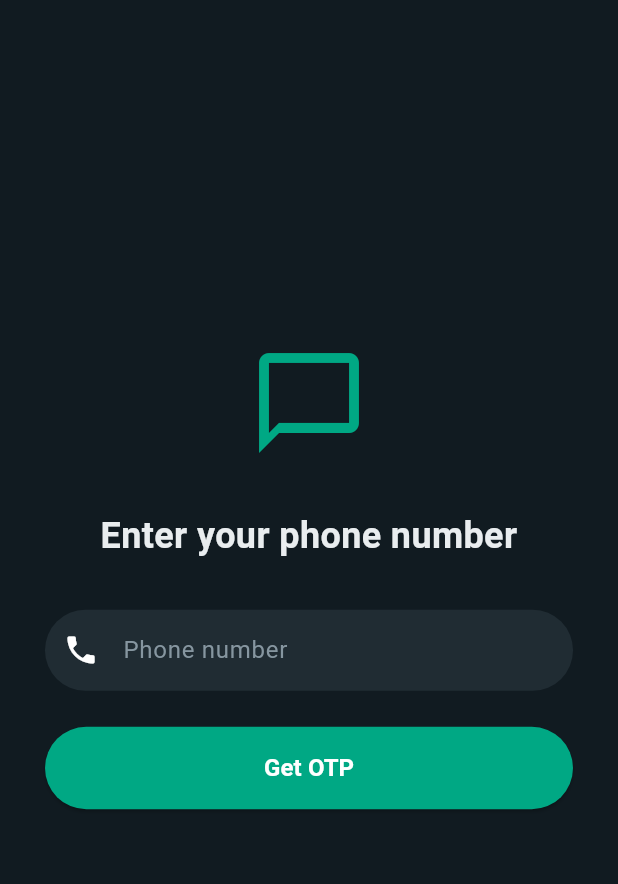
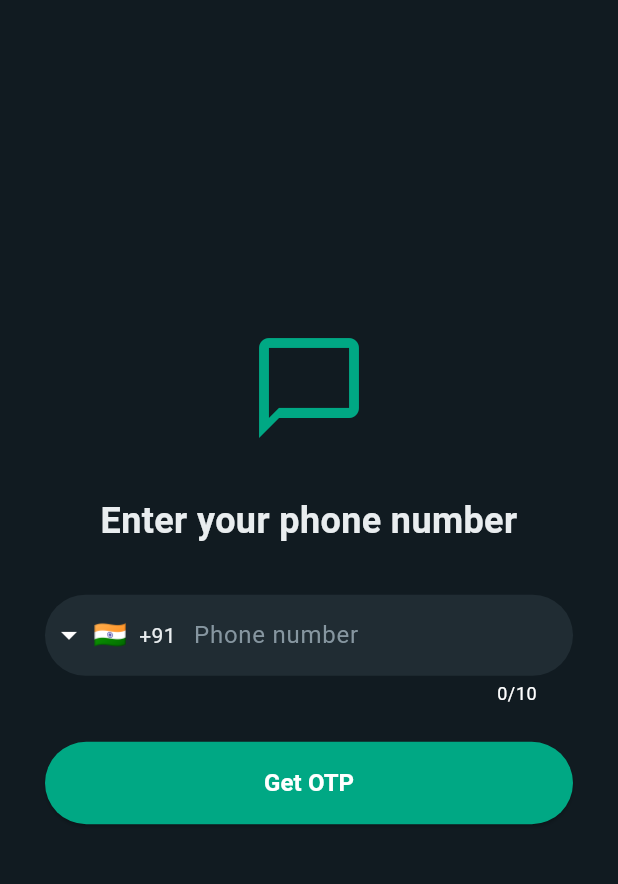
Before and after one commit to dhandabanii/mychat, a Flutter app: the screen it shows after launch, on a phone screen of 412 x 824 dp, the part 84-968 px from its top. Run offline on Flutter 3.47's test engine with Material 3 defaults, Android fonts, the phone set to English and light mode, and no system bars; drawn by our look-alikes of intl_phone_field; our stand-ins replace firebase_auth, firebase_core; accounts and stored records are empty; statements that could not run were skipped.

Commit message:
feat: Add IntlPhoneField for country code selection and validation

```diff
--- a/frontend/lib/screens/auth/login_screen.dart
+++ b/frontend/lib/screens/auth/login_screen.dart
@@ -2,6 +2,7 @@ import 'dart:convert';
 import 'package:http/http.dart' as http;
 import 'package:flutter/material.dart';
 import 'package:firebase_auth/firebase_auth.dart';
+import 'package:intl_phone_field/intl_phone_field.dart';
 import '../home/chat_list_screen.dart';
 
 class LoginScreen extends StatefulWidget {
@@ -20,6 +21,7 @@ class _LoginScreenState extends State<LoginScreen> {
   final TextEditingController _otpController = TextEditingController();
   final TextEditingController _userPasswordController = TextEditingController();
 
+  String completePhoneNumber = '';
   ConfirmationResult? _confirmationResult;
 
   Future<void> _login() async {
@@ -31,11 +33,11 @@ class _LoginScreenState extends State<LoginScreen> {
       }
     } else {
       if (loginStep == 1) {
-        if (_phoneController.text.isNotEmpty) {
+        if (completePhoneNumber.isNotEmpty) {
           try {
-            // Firebase Phone Auth for Web
+            // Firebase Phone Auth for Web requires the full international number
             _confirmationResult = await FirebaseAuth.instance.signInWithPhoneNumber(
-              _phoneController.text,
+              completePhoneNumber,
             );
             setState(() => loginStep = 2);
             ScaffoldMessenger.of(context).showSnackBar(const SnackBar(content: Text('Real OTP SMS sent!')));
@@ -57,7 +59,7 @@ class _LoginScreenState extends State<LoginScreen> {
         if (_userPasswordController.text.isNotEmpty) {
           try {
             final String backendUrl = 'https://mychat-vq7q.onrender.com';
-            final String phone = _phoneController.text;
+            final String phone = completePhoneNumber;
             final String password = _userPasswordController.text;
 
             // Try to Register
@@ -156,10 +158,16 @@ class _LoginScreenState extends State<LoginScreen> {
                     ),
                   ] else ...[
                     if (loginStep == 1)
-                      TextField(
+                      IntlPhoneField(
                         controller: _phoneController,
-                        keyboardType: TextInputType.phone,
-                        decoration: const InputDecoration(hintText: 'Phone number', prefixIcon: Icon(Icons.phone)),
+                        decoration: const InputDecoration(
+                          hintText: 'Phone number',
+                          prefixIcon: Icon(Icons.phone),
+                        ),
+                        initialCountryCode: 'IN', // Default to India
+                        onChanged: (phone) {
+                          completePhoneNumber = phone.completeNumber;
+                        },
                       ),
                     if (loginStep == 2)
                       TextField(
--- a/frontend/pubspec.yaml
+++ b/frontend/pubspec.yaml
@@ -41,6 +41,7 @@ dependencies:
   shared_preferences: ^2.3.3
   firebase_core: any
   firebase_auth: any
+  intl_phone_field: any
 
 dev_dependencies:
   flutter_test:
```
